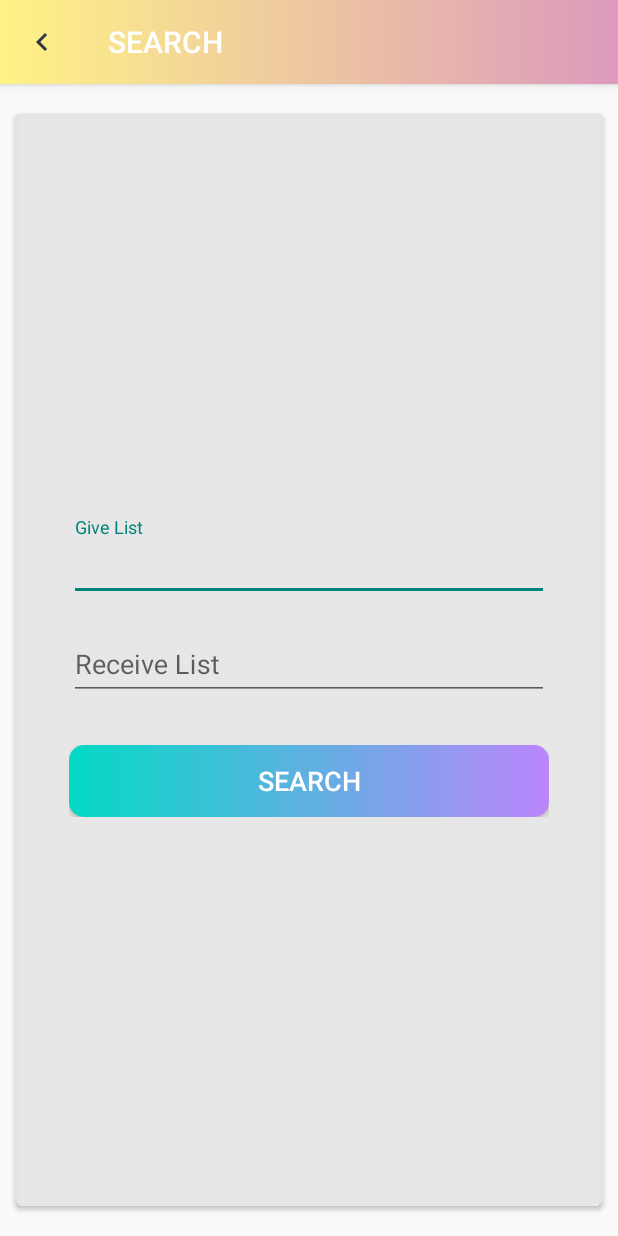
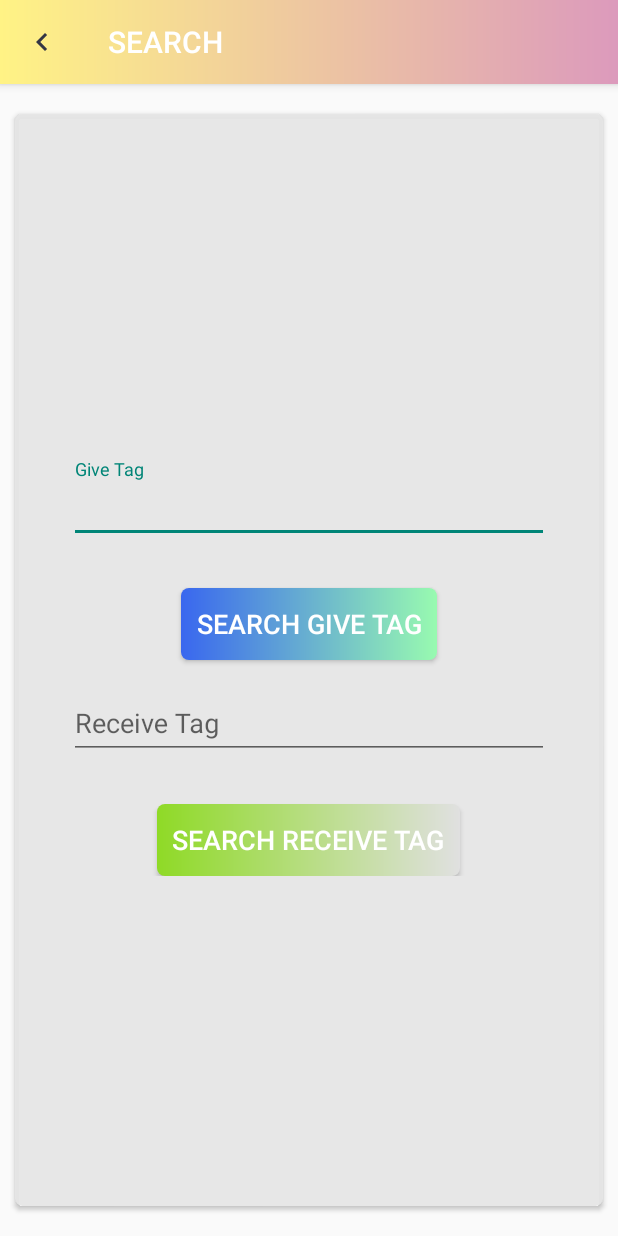
Before and after one commit to DKIV9570/Give-Receive, an Android app: the SearchActivity screen opened directly, with no data from a screen before it, on a phone screen of 412 x 824 dp. Run offline under Robolectric (Android 15) with nearby library versions, the phone set to English and light mode, and no system bars; our stand-ins replace Firebase (no records; nobody signed in at launch, a user with empty details on screens opened directly).

Commit message:
search by give search by receive change floating button, fancier

```diff
--- a/app/src/main/java/com/example/givereceive/activities/SearchActivity.kt
+++ b/app/src/main/java/com/example/givereceive/activities/SearchActivity.kt
@@ -1,13 +1,16 @@
 package com.example.givereceive.activities
 
-import androidx.appcompat.app.AppCompatActivity
+import android.app.Activity
+import android.content.Intent
 import android.os.Bundle
 import android.view.WindowManager
 import com.example.givereceive.R
-import kotlinx.android.synthetic.main.activity_create_post.*
+import com.example.givereceive.firebase.FirestoreClass
+import com.example.givereceive.models.Post
+import com.example.givereceive.utils.Constants
 import kotlinx.android.synthetic.main.activity_search.*
 
-class SearchActivity : AppCompatActivity() {
+class SearchActivity : BaseActivity() {
     override fun onCreate(savedInstanceState: Bundle?) {
         window.setFlags(
             WindowManager.LayoutParams.FLAG_FULLSCREEN,
@@ -16,6 +19,16 @@ class SearchActivity : AppCompatActivity() {
         super.onCreate(savedInstanceState)
         setContentView(R.layout.activity_search)
         setupActionBar()
+
+        btn_search_give.setOnClickListener {
+            showProgressDialog(resources.getString(R.string.please_wait))
+            FirestoreClass().searchPostByGive(this,et_search_give_list.text.toString())
+        }
+
+        btn_search_receive.setOnClickListener {
+            showProgressDialog(resources.getString(R.string.please_wait))
+            FirestoreClass().searchPostByReceive(this,et_search_receive_list.text.toString())
+        }
     }
 
     private fun setupActionBar(){
@@ -30,5 +43,13 @@ class SearchActivity : AppCompatActivity() {
         toolbar_search_activity.setNavigationOnClickListener { onBackPressed() }
     }
 
+    fun SearchSuccessfully(postList:ArrayList<Post>){
+        hideProgressDialog()
+        val intent: Intent = Intent()
+        intent.putExtra(Constants.SEARCH_RESULT,postList)
+        setResult(Activity.RESULT_OK,intent)
+        finish()
+    }
+
 
 }
--- a/app/src/main/java/com/example/givereceive/utils/Constants.kt
+++ b/app/src/main/java/com/example/givereceive/utils/Constants.kt
@@ -15,6 +15,7 @@ object Constants {
     const val NAME: String = "name"
     const val ID: String = "id"
     const val MOBILE: String = "mobile"
+    const val SEARCH_RESULT: String = "search"
 
     const val READ_STORAGE_PERMISSION_CODE = 1
     const val PICK_IMAGE_REQUEST_CODE = 2
--- a/app/src/main/res/layout/activity_search.xml
+++ b/app/src/main/res/layout/activity_search.xml
@@ -43,7 +43,7 @@
             android:layout_marginTop="10sp"
             android:layout_width="match_parent"
             android:layout_height="wrap_content"
-            android:hint="@string/Give_list">
+            android:hint="@string/Give_tag">
 
             <com.google.android.material.textfield.TextInputEditText
                 android:id="@+id/et_search_give_list"
@@ -53,11 +53,25 @@
 
         </com.google.android.material.textfield.TextInputLayout>
 
+            <Button
+                android:id="@+id/btn_search_give"
+                android:layout_width="wrap_content"
+                android:layout_height="wrap_content"
+                android:layout_gravity="center"
+                android:layout_marginTop="@dimen/create_post_btn_marginTop"
+                android:background="@drawable/give_tag"
+                android:foreground="?attr/selectableItemBackground"
+                android:gravity="center"
+                android:padding="@dimen/post_detail_content_padding"
+                android:text="@string/searchby_give"
+                android:textColor="@android:color/white"
+                android:textSize="@dimen/btn_text_size" />
+
         <com.google.android.material.textfield.TextInputLayout
             android:layout_marginTop="10sp"
             android:layout_width="match_parent"
             android:layout_height="wrap_content"
-            android:hint="@string/Receive_list">
+            android:hint="@string/Receive_tag">
 
             <com.google.android.material.textfield.TextInputEditText
                 android:id="@+id/et_search_receive_list"
@@ -68,17 +82,16 @@
         </com.google.android.material.textfield.TextInputLayout>
 
         <Button
-            android:id="@+id/btn_search"
-            android:layout_width="match_parent"
+            android:id="@+id/btn_search_receive"
+            android:layout_width="wrap_content"
             android:layout_height="wrap_content"
             android:layout_gravity="center"
             android:layout_marginTop="@dimen/create_post_btn_marginTop"
-            android:background="@drawable/shape_button_rounded"
+            android:background="@drawable/receive_tag"
             android:foreground="?attr/selectableItemBackground"
             android:gravity="center"
-            android:paddingTop="@dimen/btn_paddingTopBottom"
-            android:paddingBottom="@dimen/btn_paddingTopBottom"
-            android:text="@string/search"
+            android:padding="@dimen/post_detail_content_padding"
+            android:text="@string/searchby_receive"
             android:textColor="@android:color/white"
             android:textSize="@dimen/btn_text_size" />
         </LinearLayout>
--- a/app/src/main/res/values/strings.xml
+++ b/app/src/main/res/values/strings.xml
@@ -37,11 +37,16 @@
     <string name="create_Post_title">Create Post</string>
     <string name="create">CREATE</string>
     <string name="search">SEARCH</string>
+    <string name="searchby_give">SEARCH GIVE TAG</string>
+    <string name="searchby_receive">SEARCH RECEIVE TAG</string>
     <string name="Post_title">Post Title</string>
     <string name="Post_detail">Post Detail</string>
 
     <string name="Give_list">Give List</string>
     <string name="Receive_list">Receive List</string>
 
+    <string name="Give_tag">Give Tag</string>
+    <string name="Receive_tag">Receive Tag</string>
+
 
 </resources>
```
Also changed, not shown: app/src/main/java/com/example/givereceive/activities/MainActivity.kt (+6 -1 lines), app/src/main/java/com/example/givereceive/firebase/FirestoreClass.kt (+18 -4 lines), app/src/main/res/layout-v23/app_bar_main.xml (+9 -10 lines), app/src/main/res/values/themes.xml (+11 -0 lines).
